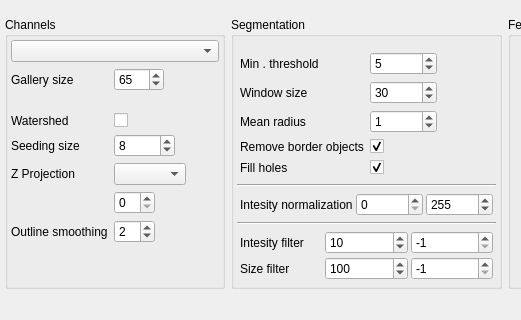
Old version of the form cat/gui/segmentationdlg.ui in the repository manerotoni/afw; both pictures show x 0 to 521 and y 0 to 320 of the 732 by 401 pixel window.
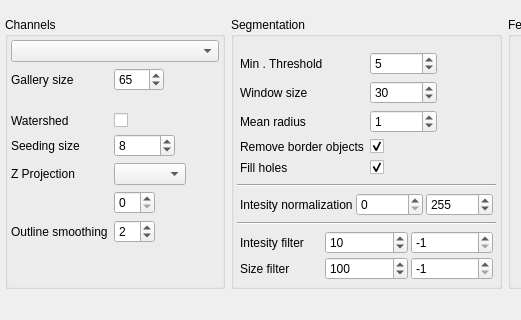
New version of the form. Icons and pictures are not drawn. Custom widgets are drawn as their Qt base class.

Commit message: tooltips in segmentationdialog added

Diff of the .ui file:
```diff
--- a/cat/gui/segmentationdlg.ui
+++ b/cat/gui/segmentationdlg.ui
@@ -153,7 +153,7 @@
           <item row="0" column="0">
            <widget class="QLabel" name="contrastLabel">
             <property name="text">
-             <string>Min . threshold</string>
+             <string>Min . Threshold</string>
             </property>
            </widget>
           </item>
```
Left out of the diff: 61 changed lines with no effect on the pictures.
